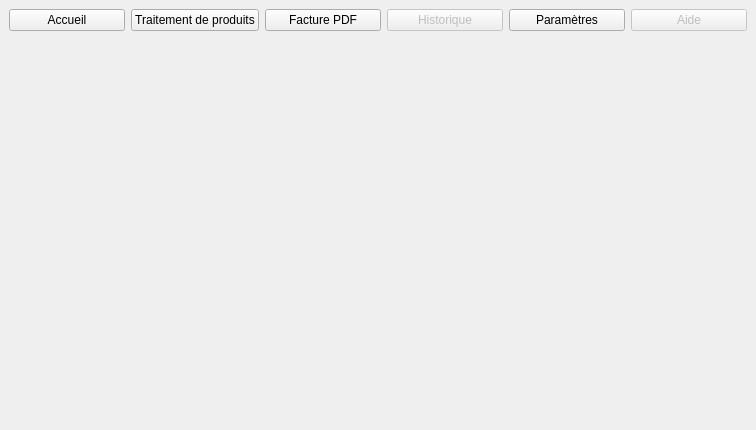
Before: the Qt Designer form gui/mainwindow.ui in WallaceVBB/EpiData, drawn with Qt 5.
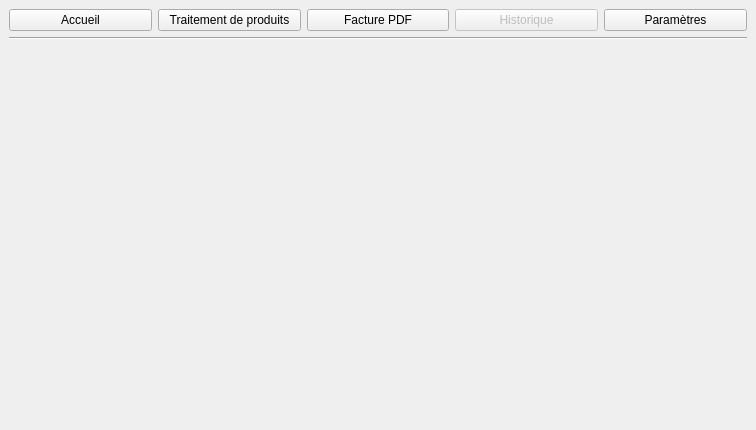
After: the same form once the commit is applied.

```diff
--- a/gui/mainwindow.ui
+++ b/gui/mainwindow.ui
@@ -88,17 +88,14 @@
         </property>
        </widget>
       </item>
+     </layout>
+    </item>
       <item>
-       <widget class="QPushButton" name="pushButton_5">
-        <property name="enabled">
-         <bool>false</bool>
-        </property>
-        <property name="text">
-         <string>Aide</string>
-        </property>
-       </widget>
-      </item>
-     </layout>
+     <widget class="Line" name="line">
+      <property name="orientation">
+       <enum>Qt::Orientation::Horizontal</enum>
+      </property>
+     </widget>
     </item>
     <item>
      <widget class="QStackedWidget" name="stackedWidget">
```
Lines whose indentation alone changed are shown as unchanged.
